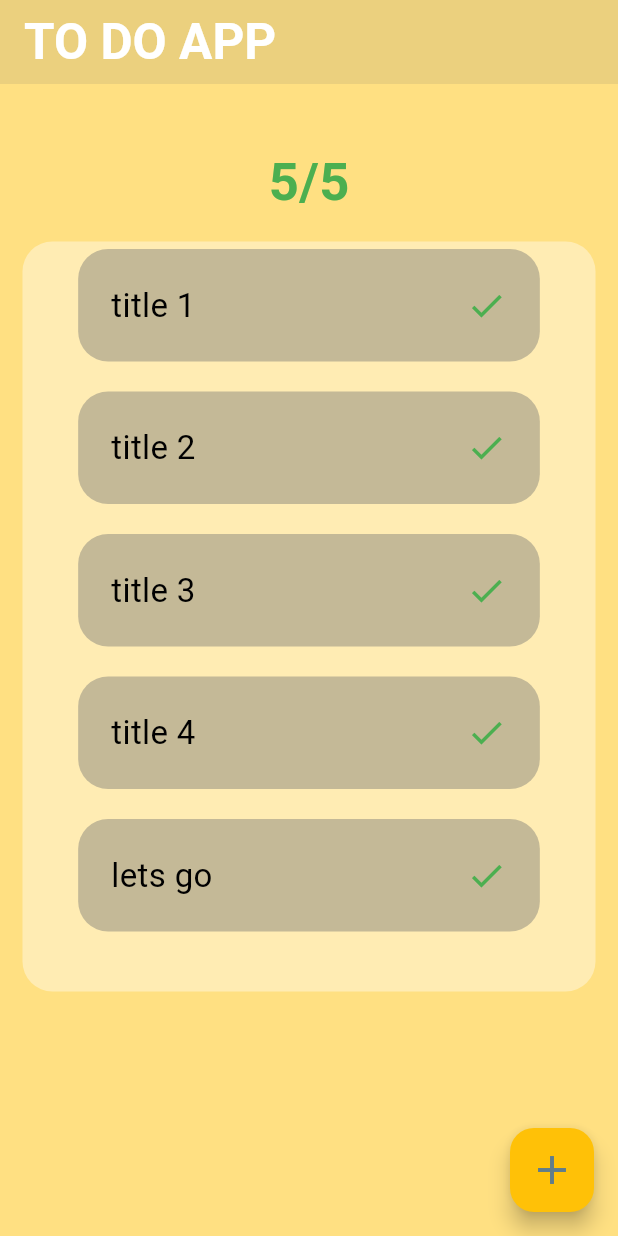
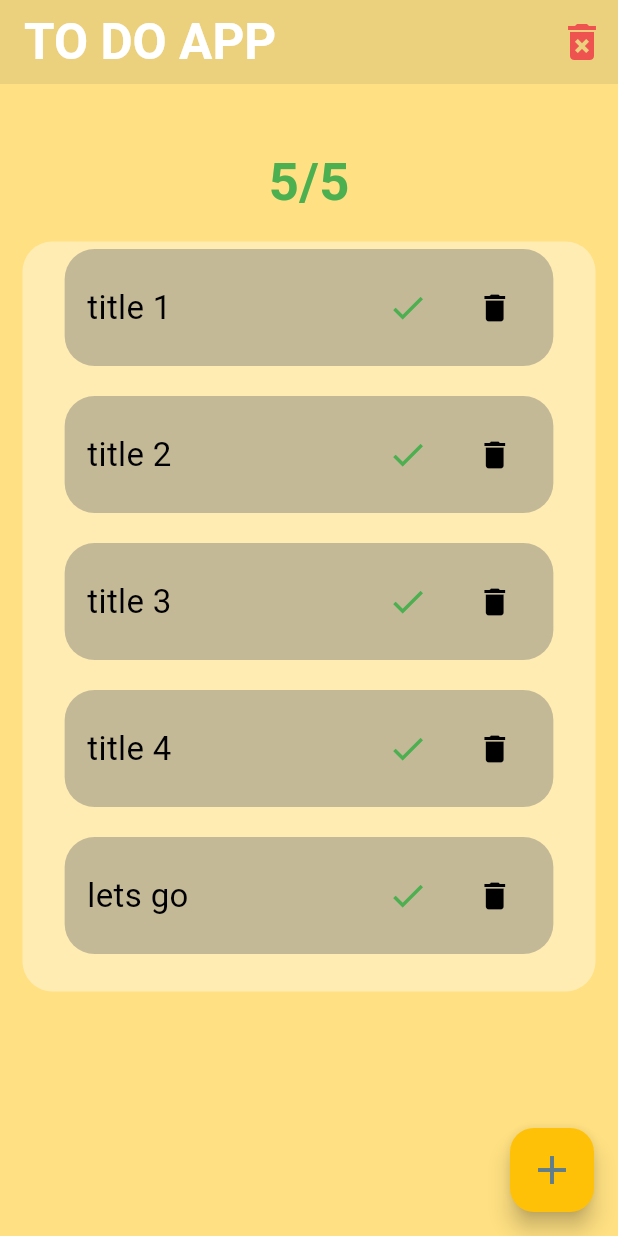
Before and after one commit to Diaf-Abderrahmane/to_do_flutter_app, a Flutter app: the screen it shows after launch, on a phone screen of 412 x 824 dp. Run offline on Flutter 3.47's test engine with Material 3 defaults, Android fonts, the phone set to English and light mode, and no system bars.

Commit message:
Delete 1 or All Tasks

```diff
--- a/lib/main.dart
+++ b/lib/main.dart
@@ -54,6 +54,18 @@ class _TodoAppState extends State<TodoApp> {
         Task(title: myController.text, status: false),
       );
       // myText = myController.text;
+    });
+  }
+
+  deleteTask(int index) {
+    setState(() {
+      allTasks.remove(allTasks[index]);
+    });
+  }
+
+  deleteAllTasks() {
+    setState(() {
+      allTasks.clear();
     });
   }
 
@@ -125,6 +137,16 @@ class _TodoAppState extends State<TodoApp> {
         backgroundColor: Colors.amber[200],
         // backgroundColor: Color.fromRGBO(58, 66, 86, 0.7),
         appBar: AppBar(
+          actions: [
+            IconButton(
+              onPressed: () {
+                deleteAllTasks();
+              },
+              icon: Icon(Icons.delete_forever),
+              iconSize: 32,
+              color: Colors.red[400],
+            ),
+          ],
           elevation: 0,
           title: Text(
             "TO DO APP",
@@ -152,11 +174,13 @@ class _TodoAppState extends State<TodoApp> {
                   color: Colors.amber[100],
                 ),
                 height: 500,
-                padding: EdgeInsets.fromLTRB(20, 5, 20, 0),
+                padding: EdgeInsets.fromLTRB(10, 5, 10, 0),
                 child: ListView.builder(
                     itemCount: allTasks.length,
                     itemBuilder: (BuildContext context, int index) {
                       return Todocard(
+                        delete: deleteTask,
+                        index: index,
                         vartitle: allTasks[index].title,
                         doneOrNot: allTasks[index].status,
                       );
--- a/lib/widgets/todo_card.dart
+++ b/lib/widgets/todo_card.dart
@@ -1,13 +1,21 @@
 // ignore_for_file: prefer_const_constructors
 
 import 'package:flutter/material.dart';
+import 'package:to_do_flutter_app/main.dart';
 
 class Todocard extends StatelessWidget {
-  const Todocard({Key? key, required this.vartitle, required this.doneOrNot})
+  const Todocard(
+      {Key? key,
+      required this.index,
+      required this.vartitle,
+      required this.doneOrNot,
+      required this.delete})
       : super(key: key);
 
   final String vartitle;
   final bool doneOrNot;
+  final int index;
+  final Function delete;
 
   @override
   Widget build(BuildContext context) {
@@ -15,7 +23,7 @@ class Todocard extends StatelessWidget {
       widthFactor: 0.9,
       child: Container(
         margin: EdgeInsets.only(bottom: 20),
-        padding: EdgeInsets.all(22),
+        padding: EdgeInsets.all(15),
         decoration: BoxDecoration(
           color: Color.fromRGBO(58, 66, 86, 0.3),
           borderRadius: BorderRadius.circular(20),
@@ -30,11 +38,27 @@ class Todocard extends StatelessWidget {
                 color: Colors.black,
               ),
             ),
-            Icon(
-              doneOrNot ? Icons.check : Icons.close,
-              color: doneOrNot ? Colors.green : Colors.red,
-              size: 27,
-            )
+            Row(
+              children: [
+                IconButton(
+                  onPressed: () {
+                    if (!doneOrNot) {}
+                  },
+                  icon: Icon(doneOrNot ? Icons.check : Icons.close),
+                  color: doneOrNot ? Colors.green : Colors.red,
+                  iconSize: 27,
+                ),
+                SizedBox(
+                  width: 10,
+                ),
+                IconButton(
+                    onPressed: () {
+                      delete(index);
+                    },
+                    icon: Icon(Icons.delete),
+                    color: Colors.black),
+              ],
+            ),
           ],
         ),
       ),
```
